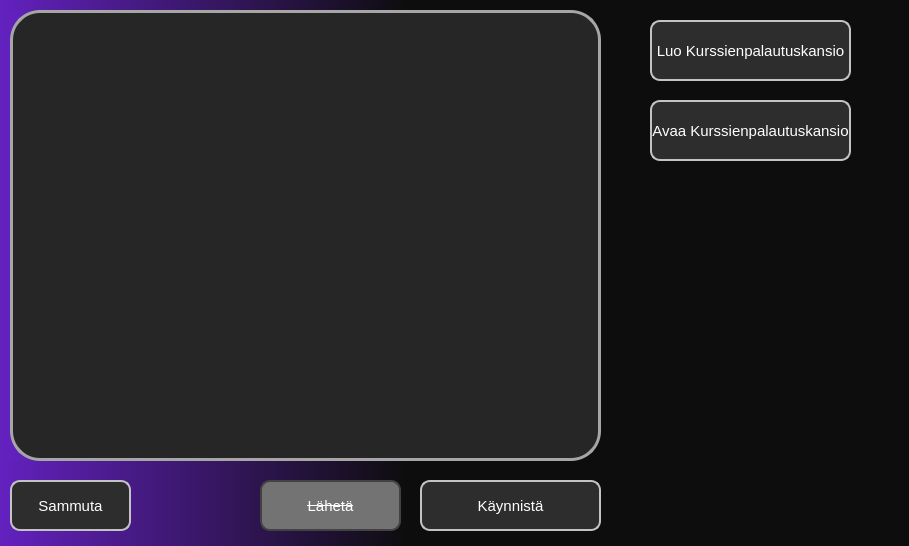
Before: the Qt Designer form window.ui in shoutcape/Canvas_Automation_Project, drawn with Qt 5.
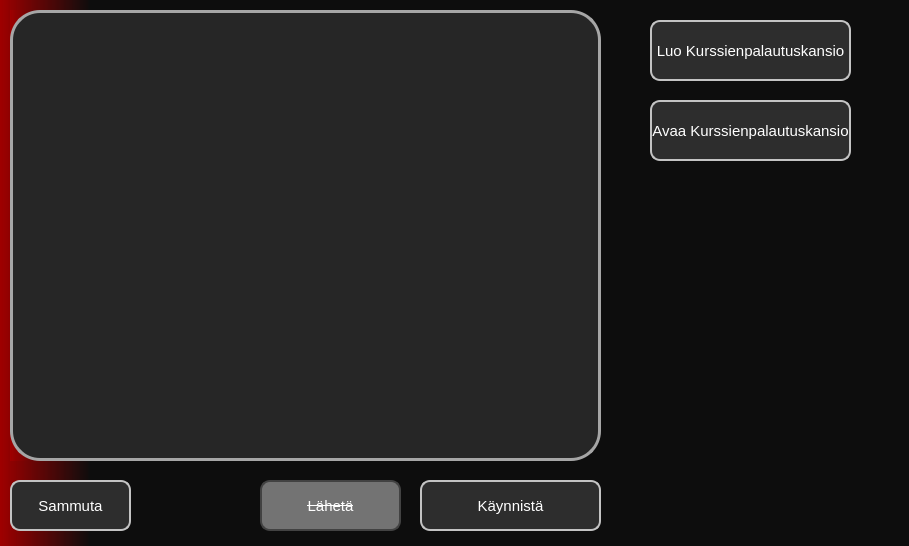
After: the same form once the commit is applied. Icons and pictures are not drawn.

```diff
--- a/window.ui
+++ b/window.ui
@@ -25,7 +25,7 @@
   </property>
   <property name="styleSheet">
    <string notr="true">
-background: qlineargradient(x1: 0, y1: 0, x2: 1, y2: 0, stop: 0 rgba(99,33,191, 1), stop: 0.45 rgba(13,13,13, 1), stop: 1 rgba(13,13,13, 1));
+background: qlineargradient(x1: 0, y1: 0, x2: 1, y2: 0, stop: 0 rgba(160,0,0, 1), stop: 0.10 rgba(13,13,13, 1), stop: 1 rgba(13,13,13, 1));
 </string>
   </property>
   <property name="iconSize">
@@ -296,8 +296,8 @@
     </property>
     <property name="geometry">
      <rect>
-      <x>640</x>
-      <y>180</y>
+      <x>630</x>
+      <y>170</y>
       <width>251</width>
       <height>161</height>
      </rect>
```
Left out of the diff: 6 changed lines with no effect on the pictures.
